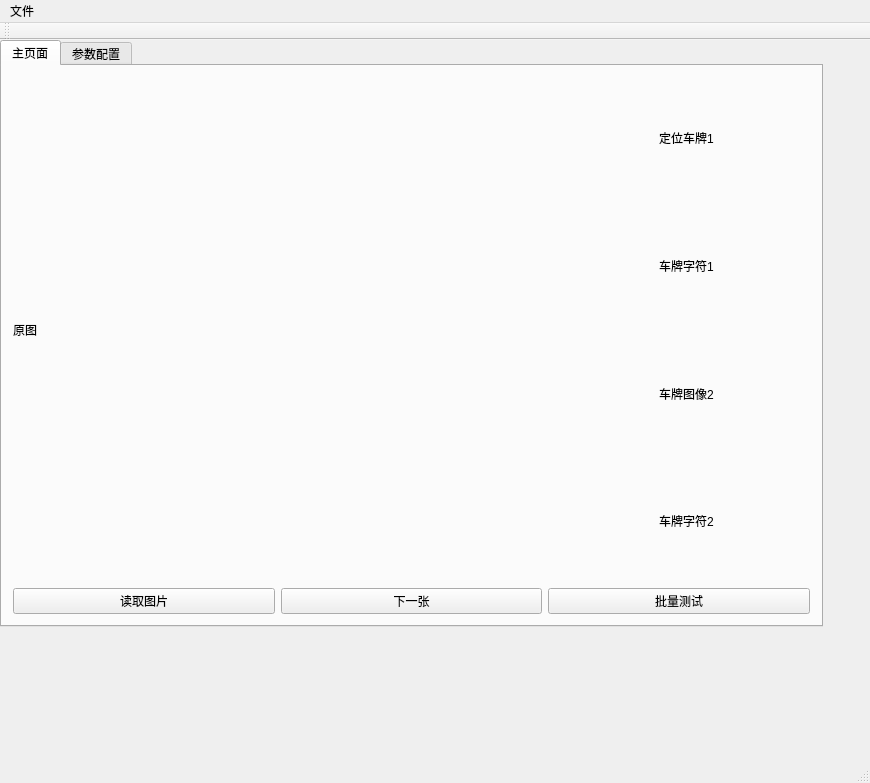
This is CPR/CPR.ui in hangze/CPR as Qt 5 draws it before an edit. The edited form follows.
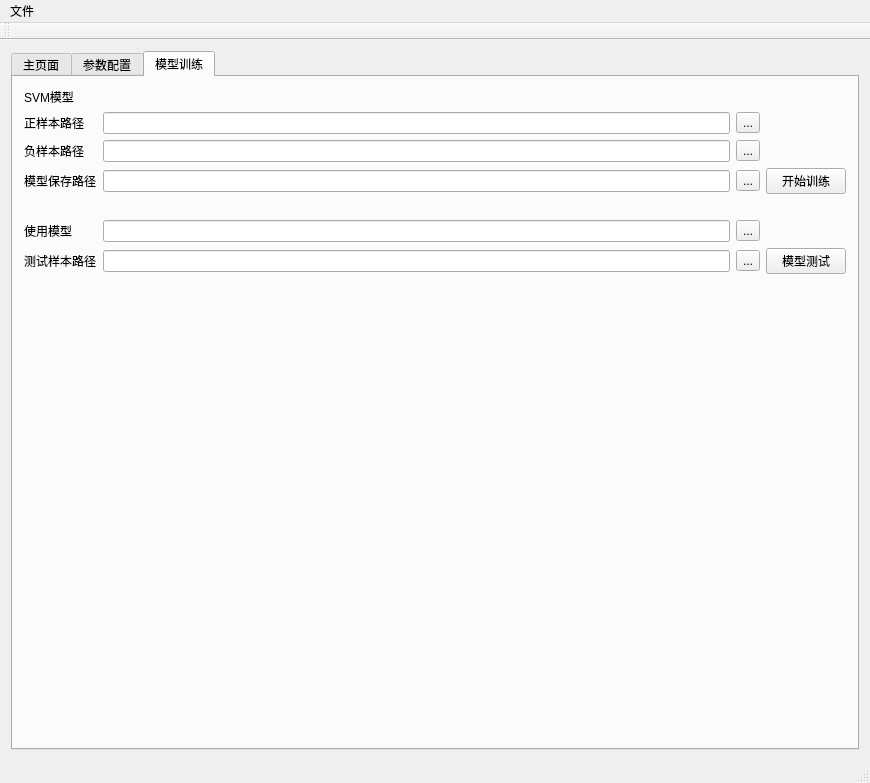
This is the edited form.

What changed in the file:
```diff
--- a/CPR/CPR.ui
+++ b/CPR/CPR.ui
@@ -20,17 +20,11 @@
    <string>CPR</string>
   </property>
   <widget class="QWidget" name="centralWidget">
+   <layout class="QGridLayout" name="gridLayout_3">
+    <item row="0" column="0">
    <widget class="QTabWidget" name="tabWidget">
-    <property name="geometry">
-     <rect>
-      <x>0</x>
-      <y>0</y>
-      <width>823</width>
-      <height>587</height>
-     </rect>
-    </property>
     <property name="currentIndex">
-     <number>0</number>
+       <number>2</number>
     </property>
     <widget class="QWidget" name="tab">
      <attribute name="title">
@@ -43,10 +37,16 @@
          <layout class="QHBoxLayout" name="horizontalLayout" stretch="4,1">
           <item>
            <widget class="QLabel" name="label">
+              <property name="sizePolicy">
+               <sizepolicy hsizetype="Expanding" vsizetype="Expanding">
+                <horstretch>0</horstretch>
+                <verstretch>0</verstretch>
+               </sizepolicy>
+              </property>
             <property name="minimumSize">
              <size>
-              <width>640</width>
-              <height>480</height>
+                <width>0</width>
+                <height>0</height>
              </size>
             </property>
             <property name="layoutDirection">
@@ -131,7 +131,155 @@
       <string>参数配置</string>
      </attribute>
     </widget>
-   </widget>
+      <widget class="QWidget" name="tab_3">
+       <attribute name="title">
+        <string>模型训练</string>
+       </attribute>
+       <layout class="QGridLayout" name="gridLayout_4">
+        <item row="0" column="0">
+         <layout class="QGridLayout" name="gridLayout_2">
+          <item row="5" column="0">
+           <widget class="QLabel" name="label_9">
+            <property name="text">
+             <string>使用模型</string>
+            </property>
+           </widget>
+          </item>
+          <item row="5" column="1">
+           <widget class="QLineEdit" name="chooseModelPath"/>
+          </item>
+          <item row="3" column="3">
+           <widget class="QPushButton" name="startTrainBtn">
+            <property name="text">
+             <string>开始训练</string>
+            </property>
+           </widget>
+          </item>
+          <item row="2" column="2">
+           <widget class="QToolButton" name="negaPathBtn">
+            <property name="text">
+             <string>...</string>
+            </property>
+           </widget>
+          </item>
+          <item row="1" column="2">
+           <widget class="QToolButton" name="posPathBtn">
+            <property name="text">
+             <string>...</string>
+            </property>
+           </widget>
+          </item>
+          <item row="1" column="0">
+           <widget class="QLabel" name="label_6">
+            <property name="text">
+             <string>正样本路径</string>
+            </property>
+           </widget>
+          </item>
+          <item row="6" column="0">
+           <widget class="QLabel" name="label_8">
+            <property name="text">
+             <string>测试样本路径</string>
+            </property>
+           </widget>
+          </item>
+          <item row="3" column="2">
+           <widget class="QToolButton" name="saveModelPathBtn">
+            <property name="text">
+             <string>...</string>
+            </property>
+           </widget>
+          </item>
+          <item row="2" column="0">
+           <widget class="QLabel" name="label_7">
+            <property name="text">
+             <string>负样本路径</string>
+            </property>
+           </widget>
+          </item>
+          <item row="3" column="1">
+           <widget class="QLineEdit" name="saveModelPath"/>
+          </item>
+          <item row="3" column="0">
+           <widget class="QLabel" name="label_10">
+            <property name="text">
+             <string>模型保存路径</string>
+            </property>
+           </widget>
+          </item>
+          <item row="5" column="2">
+           <widget class="QToolButton" name="chooseModelBtn">
+            <property name="text">
+             <string>...</string>
+            </property>
+           </widget>
+          </item>
+          <item row="6" column="2">
+           <widget class="QToolButton" name="testSamplePathBtn">
+            <property name="text">
+             <string>...</string>
+            </property>
+           </widget>
+          </item>
+          <item row="6" column="1">
+           <widget class="QLineEdit" name="testSamplePath"/>
+          </item>
+          <item row="6" column="3">
+           <widget class="QPushButton" name="modelTestBtn">
+            <property name="text">
+             <string>模型测试</string>
+            </property>
+           </widget>
+          </item>
+          <item row="1" column="1">
+           <widget class="QLineEdit" name="posiPath"/>
+          </item>
+          <item row="2" column="1">
+           <widget class="QLineEdit" name="negaPath"/>
+          </item>
+          <item row="0" column="0">
+           <widget class="QLabel" name="label_11">
+            <property name="text">
+             <string>SVM模型</string>
+            </property>
+           </widget>
+          </item>
+          <item row="4" column="1">
+           <spacer name="verticalSpacer_2">
+            <property name="orientation">
+             <enum>Qt::Vertical</enum>
+            </property>
+            <property name="sizeType">
+             <enum>QSizePolicy::Maximum</enum>
+            </property>
+            <property name="sizeHint" stdset="0">
+             <size>
+              <width>20</width>
+              <height>20</height>
+             </size>
+            </property>
+           </spacer>
+          </item>
+         </layout>
+        </item>
+        <item row="1" column="0">
+         <spacer name="verticalSpacer">
+          <property name="orientation">
+           <enum>Qt::Vertical</enum>
+          </property>
+          <property name="sizeHint" stdset="0">
+           <size>
+            <width>20</width>
+            <height>40</height>
+           </size>
+          </property>
+         </spacer>
+        </item>
+       </layout>
+      </widget>
+     </widget>
+    </item>
+   </layout>
   </widget>
   <widget class="QMenuBar" name="menuBar">
    <property name="geometry">
```
Left out of the diff: 9 changed lines with no effect on the pictures. Lines whose indentation alone changed are shown as unchanged.
